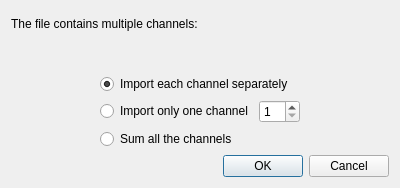
Before: the Qt Designer form src/wdialogselectchannel.ui in gillesdegottex/dfasma, drawn with Qt 5.
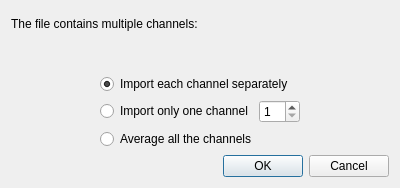
After: the same form once the commit is applied.

What changed in the file:
```diff
--- a/src/wdialogselectchannel.ui
+++ b/src/wdialogselectchannel.ui
@@ -80,7 +80,7 @@
        <item row="4" column="0">
         <widget class="QRadioButton" name="rdbMergeAllChannels">
          <property name="text">
-          <string>Sum all the channels</string>
+          <string>Average all the channels</string>
          </property>
         </widget>
        </item>
```
Left out of the diff: 12 changed lines with no effect on the pictures.
